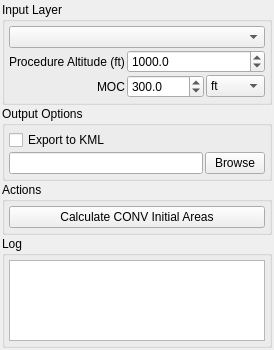
This is Q_Pansopy/ui/conv/qpansopy_conv_initial_dockwidget.ui in FLYGHT7/qpansopy as Qt 5 draws it before an edit. The edited form follows.
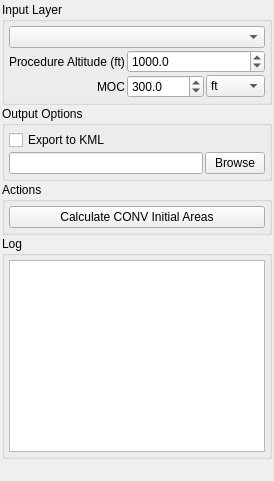
This is the edited form. Custom widgets are drawn as their Qt base class.

```diff
--- a/Q_Pansopy/ui/conv/qpansopy_conv_initial_dockwidget.ui
+++ b/Q_Pansopy/ui/conv/qpansopy_conv_initial_dockwidget.ui
@@ -4,14 +4,8 @@
  <widget class="QDockWidget" name="QPANSOPYCONVInitialDockWidget">
   <property name="minimumSize">
    <size>
-    <width>250</width>
-    <height>200</height>
-   </size>
-  </property>
-  <property name="maximumSize">
-   <size>
-    <width>16777215</width>
-    <height>350</height>
+      <width>0</width>
+      <height>0</height>
    </size>
   </property>
   <widget class="QWidget" name="dockWidgetContents">
@@ -201,9 +195,9 @@
     <item>
      <widget class="QGroupBox" name="logGroup">
       <property name="sizePolicy">
-       <sizepolicy hsizetype="Preferred" vsizetype="Expanding">
+          <sizepolicy hsizetype="Preferred" vsizetype="Fixed">
         <horstretch>0</horstretch>
-        <verstretch>1</verstretch>
+            <verstretch>0</verstretch>
        </sizepolicy>
       </property>
       <property name="title">
@@ -218,7 +212,13 @@
        </property>
        <item>
         <widget class="QTextEdit" name="logTextEdit">
-         <property name="maximumHeight">
+        <property name="sizePolicy">
+         <sizepolicy hsizetype="Expanding" vsizetype="Fixed">
+          <horstretch>0</horstretch>
+          <verstretch>0</verstretch>
+         </sizepolicy>
+        </property>
+        <property name="minimumHeight">
           <number>60</number>
          </property>
          <property name="readOnly">
@@ -229,6 +229,19 @@
       </layout>
      </widget>
     </item>
+   <item>
+    <spacer name="verticalSpacer">
+     <property name="orientation">
+      <enum>Qt::Vertical</enum>
+     </property>
+     <property name="sizeHint" stdset="0">
+      <size>
+      <width>20</width>
+      <height>20</height>
+      </size>
+     </property>
+    </spacer>
+   </item>
    </layout>
   </widget>
  </widget>
```
Left out of the diff: 7 changed lines with no effect on the pictures. Lines whose indentation alone changed are shown as unchanged.
